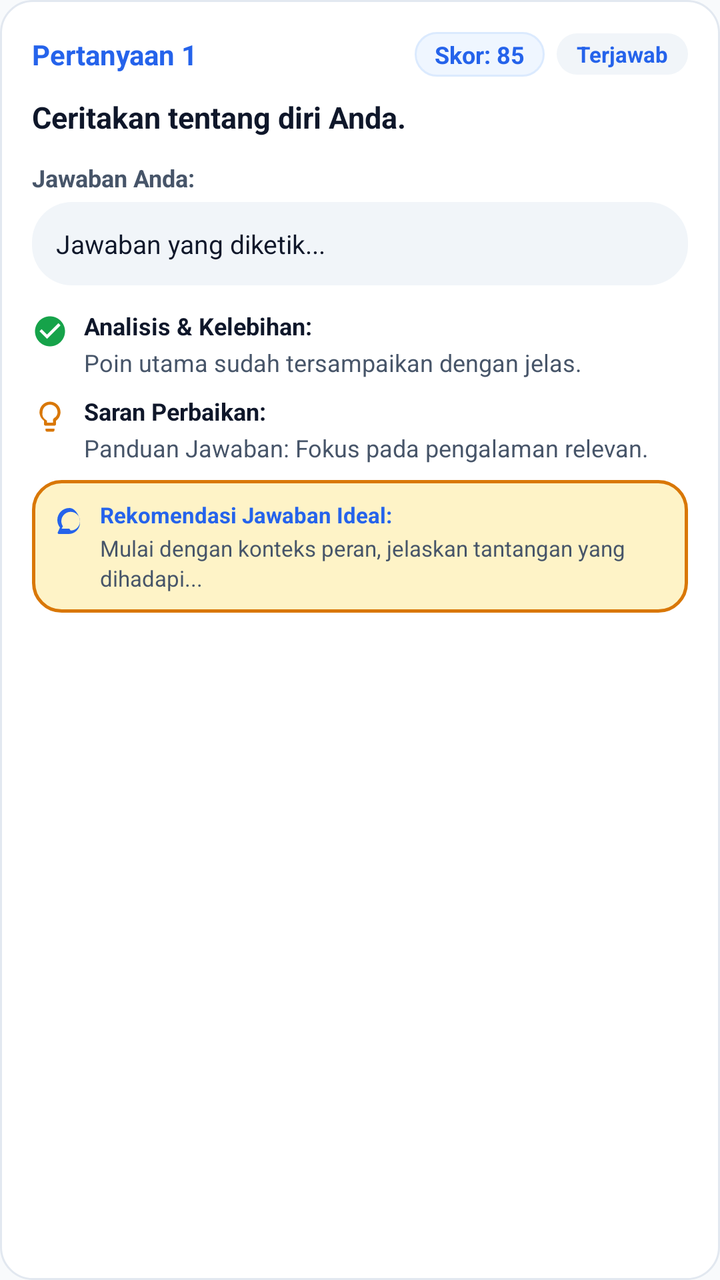
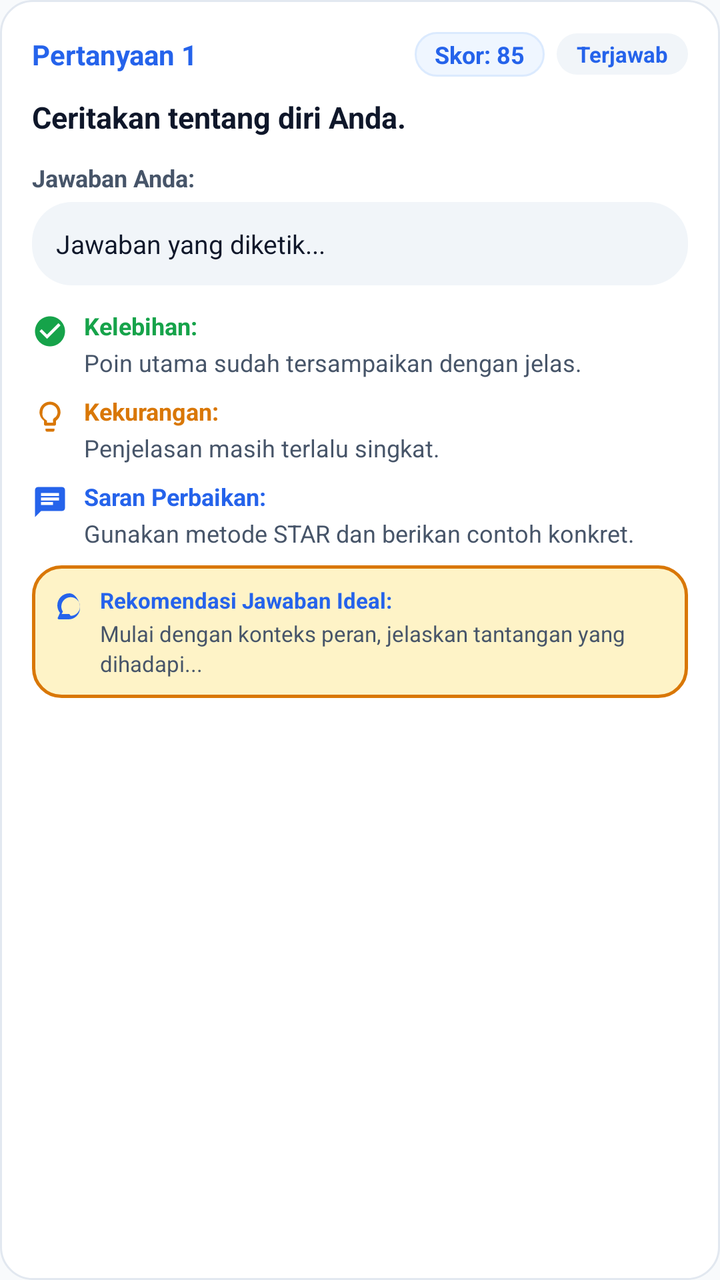

Before-and-after screenshots of an Android layout around one commit, followed by the original layout XML and the change that was made.
<!-- AndroidManifest.xml: application theme Theme.InterviewAI -->
<!-- res/layout/item_feedback.xml -->
<?xml version="1.0" encoding="utf-8"?>
<LinearLayout xmlns:android="http://schemas.android.com/apk/res/android"
    xmlns:app="http://schemas.android.com/apk/res-auto"
    android:layout_width="match_parent"
    android:layout_height="wrap_content"
    android:background="@drawable/bg_card_white"
    android:orientation="vertical"
    android:padding="16dp"
    android:layout_marginBottom="16dp">

    
    <LinearLayout
        android:layout_width="match_parent"
        android:layout_height="wrap_content"
        android:gravity="center_vertical"
        android:orientation="horizontal"
        android:layout_marginBottom="10dp">

        <TextView
            android:id="@+id/txtItemNumber"
            android:layout_width="0dp"
            android:layout_height="wrap_content"
            android:layout_weight="1"
            android:text="Pertanyaan 1"
            android:textColor="@color/primary"
            android:textSize="14sp"
            android:textStyle="bold" />

        <TextView
            android:id="@+id/txtItemScore"
            android:layout_width="wrap_content"
            android:layout_height="wrap_content"
            android:background="@drawable/bg_badge_score"
            android:paddingHorizontal="10dp"
            android:paddingVertical="3dp"
            android:text="Skor: 85"
            android:textColor="@color/primary"
            android:textSize="12sp"
            android:textStyle="bold"
            android:layout_marginEnd="6dp" />

        <TextView
            android:id="@+id/txtItemStatusBadge"
            android:layout_width="wrap_content"
            android:layout_height="wrap_content"
            android:background="@drawable/bg_badge_role"
            android:paddingHorizontal="10dp"
            android:paddingVertical="3dp"
            android:text="Terjawab"
            android:textColor="@color/primary"
            android:textSize="11sp"
            android:textStyle="bold" />
    </LinearLayout>

    
    <TextView
        android:id="@+id/txtItemQuestion"
        android:layout_width="match_parent"
        android:layout_height="wrap_content"
        android:text="Ceritakan tentang diri Anda."
        android:textColor="@color/text_primary"
        android:textSize="15sp"
        android:textStyle="bold"
        android:lineSpacingExtra="3dp"
        android:layout_marginBottom="12dp" />

    
    <TextView
        android:layout_width="wrap_content"
        android:layout_height="wrap_content"
        android:text="Jawaban Anda:"
        android:textColor="@color/text_secondary"
        android:textSize="12sp"
        android:textStyle="bold"
        android:layout_marginBottom="4dp" />

    <TextView
        android:id="@+id/txtItemAnswer"
        android:layout_width="match_parent"
        android:layout_height="wrap_content"
        android:background="@drawable/bg_badge_role"
        android:padding="12dp"
        android:text="Jawaban yang diketik..."
        android:textColor="@color/text_primary"
        android:textSize="13sp"
        android:lineSpacingExtra="2dp"
        android:layout_marginBottom="12dp" />

    
    <LinearLayout
        android:id="@+id/layoutItemStrength"
        android:layout_width="match_parent"
        android:layout_height="wrap_content"
        android:orientation="horizontal"
        android:gravity="top"
        android:layout_marginBottom="8dp">

        <ImageView
            android:layout_width="18dp"
            android:layout_height="18dp"
            android:src="@drawable/ic_check_circle"
            app:tint="@color/success"
            android:contentDescription="Kelebihan"
            android:layout_marginEnd="8dp"
            android:layout_marginTop="2dp" />

        <LinearLayout
            android:layout_width="0dp"
            android:layout_height="wrap_content"
            android:layout_weight="1"
            android:orientation="vertical">

            <TextView
                android:layout_width="wrap_content"
                android:layout_height="wrap_content"
                android:text="Analisis &amp; Kelebihan:"
                android:textColor="@color/text_primary"
                android:textSize="12sp"
                android:textStyle="bold"
                android:layout_marginBottom="2dp" />

            <TextView
                android:id="@+id/txtItemStrength"
                android:layout_width="match_parent"
                android:layout_height="wrap_content"
                android:text="Poin utama sudah tersampaikan dengan jelas."
                android:textColor="@color/text_secondary"
                android:textSize="12sp"
                android:lineSpacingExtra="2dp" />
        </LinearLayout>
    </LinearLayout>

    
    <LinearLayout
        android:id="@+id/layoutItemImprovement"
        android:layout_width="match_parent"
        android:layout_height="wrap_content"
        android:orientation="horizontal"
        android:gravity="top"
        android:layout_marginBottom="8dp">

        <ImageView
            android:layout_width="18dp"
            android:layout_height="18dp"
            android:src="@drawable/ic_lightbulb"
            app:tint="@color/warning"
            android:contentDescription="Saran Perbaikan"
            android:layout_marginEnd="8dp"
            android:layout_marginTop="2dp" />

        <LinearLayout
            android:layout_width="0dp"
            android:layout_height="wrap_content"
            android:layout_weight="1"
            android:orientation="vertical">

            <TextView
                android:layout_width="wrap_content"
                android:layout_height="wrap_content"
                android:text="Saran Perbaikan:"
                android:textColor="@color/text_primary"
                android:textSize="12sp"
                android:textStyle="bold"
                android:layout_marginBottom="2dp" />

            <TextView
                android:id="@+id/txtItemGuideline"
                android:layout_width="match_parent"
                android:layout_height="wrap_content"
                android:text="Panduan Jawaban: Fokus pada pengalaman relevan."
                android:textColor="@color/text_secondary"
                android:textSize="12sp"
                android:lineSpacingExtra="2dp" />
        </LinearLayout>
    </LinearLayout>

    
    <LinearLayout
        android:id="@+id/layoutItemAiNotice"
        android:layout_width="match_parent"
        android:layout_height="wrap_content"
        android:background="@drawable/bg_banner_ai_placeholder"
        android:orientation="horizontal"
        android:padding="10dp"
        android:gravity="top">

        <ImageView
            android:layout_width="16dp"
            android:layout_height="16dp"
            android:src="@drawable/ic_psychology"
            app:tint="@color/primary"
            android:contentDescription="Rekomendasi Jawaban"
            android:layout_marginEnd="8dp"
            android:layout_marginTop="2dp" />

        <LinearLayout
            android:layout_width="0dp"
            android:layout_height="wrap_content"
            android:layout_weight="1"
            android:orientation="vertical">

            <TextView
                android:layout_width="wrap_content"
                android:layout_height="wrap_content"
                android:text="Rekomendasi Jawaban Ideal:"
                android:textColor="@color/primary"
                android:textSize="11sp"
                android:textStyle="bold"
                android:layout_marginBottom="2dp" />

            <TextView
                android:id="@+id/txtItemAiNotice"
                android:layout_width="match_parent"
                android:layout_height="wrap_content"
                android:text="Mulai dengan konteks peran, jelaskan tantangan yang dihadapi..."
                android:textColor="@color/text_secondary"
                android:textSize="11sp"
                android:lineSpacingExtra="2dp" />
        </LinearLayout>
    </LinearLayout>

</LinearLayout>
<!-- resources referenced by this layout -->
<resources>
  <color name="primary">#2563EB</color>
  <color name="success">#16A34A</color>
  <color name="text_primary">#0F172A</color>
  <color name="text_secondary">#475569</color>
  <color name="warning">#D97706</color>
  <!-- drawable bg_badge_role (drawable) -->
  <?xml version="1.0" encoding="utf-8"?>
  <shape xmlns:android="http://schemas.android.com/apk/res/android"
      android:shape="rectangle">
      <solid android:color="@color/divider" />
      <corners android:radius="20dp" />
  </shape>
  <!-- drawable bg_badge_score (drawable) -->
  <?xml version="1.0" encoding="utf-8"?>
  <shape xmlns:android="http://schemas.android.com/apk/res/android"
      android:shape="rectangle">
      <solid android:color="@color/primary_container" />
      <corners android:radius="24dp" />
      <stroke
          android:width="1dp"
          android:color="@color/primary_light" />
  </shape>
  <!-- drawable bg_banner_ai_placeholder (drawable) -->
  <?xml version="1.0" encoding="utf-8"?>
  <shape xmlns:android="http://schemas.android.com/apk/res/android"
      android:shape="rectangle">
      <solid android:color="@color/warning_light" />
      <corners android:radius="14dp" />
      <stroke
          android:width="1.5dp"
          android:color="@color/warning" />
  </shape>
  <!-- drawable bg_card_white (drawable) -->
  <?xml version="1.0" encoding="utf-8"?>
  <shape xmlns:android="http://schemas.android.com/apk/res/android"
      android:shape="rectangle">
      <solid android:color="@color/surface_card" />
      <corners android:radius="16dp" />
      <stroke
          android:width="1dp"
          android:color="@color/surface_stroke" />
  </shape>
  <!-- drawable ic_check_circle (drawable) -->
  <vector xmlns:android="http://schemas.android.com/apk/res/android"
      android:width="24dp"
      android:height="24dp"
      android:viewportWidth="24"
      android:viewportHeight="24">
    <path
        android:fillColor="@color/success"
        android:pathData="M12,2C6.48,2 2,6.48 2,12s4.48,10 10,10 10,-4.48 10,-10S17.52,2 12,2zM10,17l-5,-5 1.41,-1.41L10,14.17l7.59,-7.59L19,8l-9,9z"/>
  </vector>
  <!-- drawable ic_psychology (drawable) -->
  <vector xmlns:android="http://schemas.android.com/apk/res/android"
      android:width="24dp"
      android:height="24dp"
      android:viewportWidth="24"
      android:viewportHeight="24">
    <path
        android:fillColor="@color/primary"
        android:pathData="M13,3c-4.97,0 -9,4.03 -9,9 0,2.12 0.74,4.07 1.97,5.61L4.35,21.24c-0.29,0.59 0.14,1.26 0.8,1.26h7.35c4.69,0 8.5,-3.81 8.5,-8.5S17.69,3 13,3zm0,15.5H7.28l0.9,-1.8c-0.74,-1.09 -1.18,-2.4 -1.18,-3.82 0,-3.86 3.14,-7 7,-7s7,3.14 7,7 -3.14,7 -7,7z"/>
  </vector>
  <style name="Theme.InterviewAI" parent="Base.Theme.InterviewAI" />
  <color name="divider">#F1F5F9</color>
  <color name="primary_container">#EFF6FF</color>
  <color name="primary_light">#DBEAFE</color>
  <color name="warning_light">#FEF3C7</color>
  <color name="surface_card">#FFFFFF</color>
  <color name="surface_stroke">#E2E8F0</color>
  <color name="on_primary">#FFFFFF</color>
  <color name="secondary">#0D9488</color>
  <color name="bg_light">#F8FAFC</color>
  <!-- unchanged entries left out for length: 2 -->
</resources>

<!-- the commit's change to res/layout/item_feedback.xml (unified diff, before → after) -->
@@ -113,8 +113,8 @@
             <TextView
                 android:layout_width="wrap_content"
                 android:layout_height="wrap_content"
-                android:text="Analisis &amp; Kelebihan:"
-                android:textColor="@color/text_primary"
+                android:text="Kelebihan:"
+                android:textColor="@color/success"
                 android:textSize="12sp"
                 android:textStyle="bold"
                 android:layout_marginBottom="2dp" />
@@ -132,7 +132,7 @@
 
     
     <LinearLayout
-        android:id="@+id/layoutItemImprovement"
+        android:id="@+id/layoutItemWeakness"
         android:layout_width="match_parent"
         android:layout_height="wrap_content"
         android:orientation="horizontal"
@@ -144,6 +144,50 @@
             android:layout_height="18dp"
             android:src="@drawable/ic_lightbulb"
             app:tint="@color/warning"
+            android:contentDescription="Kekurangan"
+            android:layout_marginEnd="8dp"
+            android:layout_marginTop="2dp" />
+
+        <LinearLayout
+            android:layout_width="0dp"
+            android:layout_height="wrap_content"
+            android:layout_weight="1"
+            android:orientation="vertical">
+
+            <TextView
+                android:layout_width="wrap_content"
+                android:layout_height="wrap_content"
+                android:text="Kekurangan:"
+                android:textColor="@color/warning"
+                android:textSize="12sp"
+                android:textStyle="bold"
+                android:layout_marginBottom="2dp" />
+
+            <TextView
+                android:id="@+id/txtItemWeakness"
+                android:layout_width="match_parent"
+                android:layout_height="wrap_content"
+                android:text="Penjelasan masih terlalu singkat."
+                android:textColor="@color/text_secondary"
+                android:textSize="12sp"
+                android:lineSpacingExtra="2dp" />
+        </LinearLayout>
+    </LinearLayout>
+
+    
+    <LinearLayout
+        android:id="@+id/layoutItemImprovement"
+        android:layout_width="match_parent"
+        android:layout_height="wrap_content"
+        android:orientation="horizontal"
+        android:gravity="top"
+        android:layout_marginBottom="8dp">
+
+        <ImageView
+            android:layout_width="18dp"
+            android:layout_height="18dp"
+            android:src="@drawable/ic_chat"
+            app:tint="@color/primary"
             android:contentDescription="Saran Perbaikan"
             android:layout_marginEnd="8dp"
             android:layout_marginTop="2dp" />
@@ -158,7 +202,7 @@
                 android:layout_width="wrap_content"
                 android:layout_height="wrap_content"
                 android:text="Saran Perbaikan:"
-                android:textColor="@color/text_primary"
+                android:textColor="@color/primary"
                 android:textSize="12sp"
                 android:textStyle="bold"
                 android:layout_marginBottom="2dp" />
@@ -167,7 +211,7 @@
                 android:id="@+id/txtItemGuideline"
                 android:layout_width="match_parent"
                 android:layout_height="wrap_content"
-                android:text="Panduan Jawaban: Fokus pada pengalaman relevan."
+                android:text="Gunakan metode STAR dan berikan contoh konkret."
                 android:textColor="@color/text_secondary"
                 android:textSize="12sp"
                 android:lineSpacingExtra="2dp" />
<!-- resource entries referenced after the edit -->
@@ -42,6 +42,16 @@
           android:width="1dp"
           android:color="@color/surface_stroke" />
   </shape>
+  <!-- drawable ic_chat (drawable) -->
+  <vector xmlns:android="http://schemas.android.com/apk/res/android"
+      android:width="24dp"
+      android:height="24dp"
+      android:viewportWidth="24"
+      android:viewportHeight="24">
+    <path
+        android:fillColor="@color/primary"
+        android:pathData="M20,2H4c-1.1,0 -1.99,0.9 -1.99,2L2,22l4,-4h14c1.1,0 2,-0.9 2,-2V4c0,-1.1 -0.9,-2 -2,-2zM6,9h12v2H6V9zm8,5H6v-2h8v2zm4,-6H6V6h12v2z"/>
+  </vector>
   <!-- drawable ic_check_circle (drawable) -->
   <vector xmlns:android="http://schemas.android.com/apk/res/android"
       android:width="24dp"
